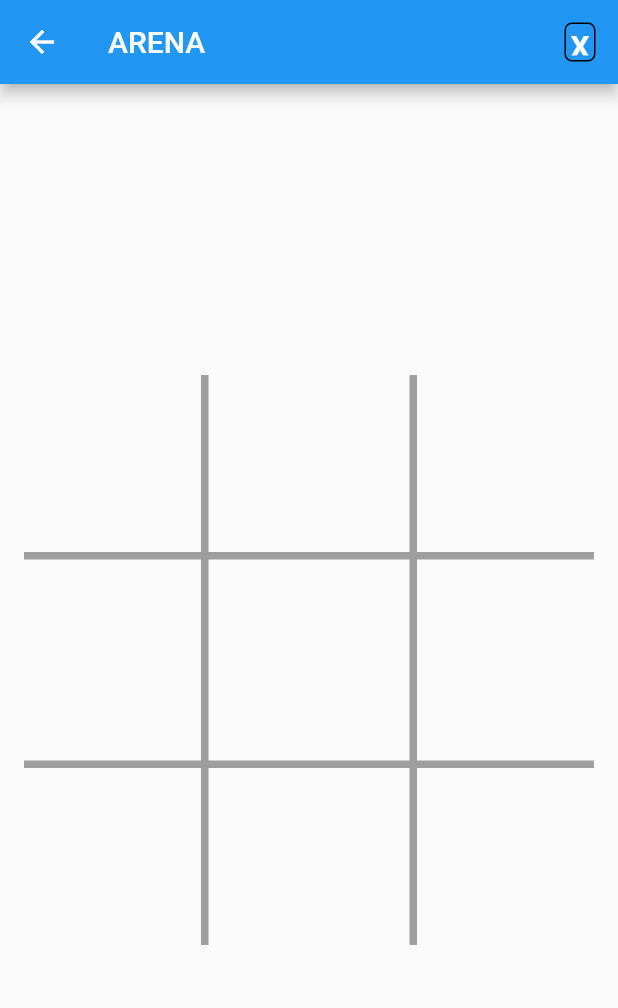
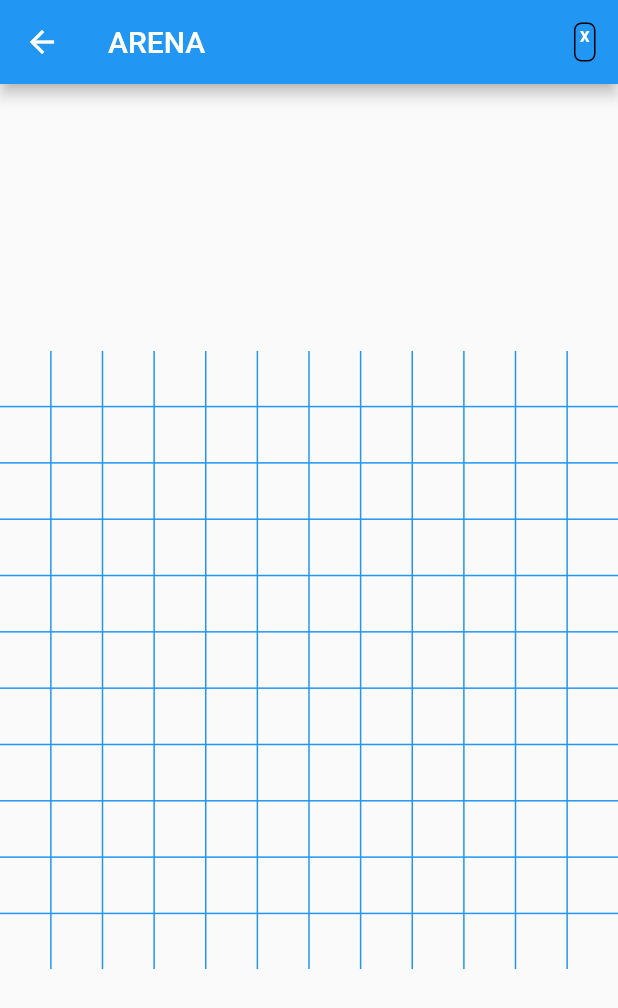
Before and after one commit to haipv2/flt_login, a Flutter app: the Game screen opened by its route, on a phone screen of 412 x 824 dp. Shown: the top 1008 px of the screen. Run offline on Flutter 3.47's test engine with Material 2 defaults, Android fonts, the phone set to English and light mode, and no system bars; our stand-ins replace cloud_firestore, firebase_auth, firebase_database, firebase_messaging, google_sign_in, rxdart and 1 more; accounts and stored records are empty.

Commit message:
update code 20190507 17:15

```diff
--- a/lib/src/common/common.dart
+++ b/lib/src/common/common.dart
@@ -33,3 +33,5 @@ const CANCEL='cancel';
 const YES='yes';
 const MYPAGE='/mypage';
 const ARENA='/arena';
+
+const GAME_TBL='games_tbl';
--- a/lib/src/ui/game_page.dart
+++ b/lib/src/ui/game_page.dart
@@ -13,7 +13,15 @@ import 'package:shared_preferences/shared_preferences.dart';
 
 class Game extends StatefulWidget {
   final SharedPreferences prefs;
-  Game({Key key, this.title, this.type, this.me, this.gameId, this.withId, this.prefs})
+
+  Game(
+      {Key key,
+      this.title,
+      this.type,
+      this.me,
+      this.gameId,
+      this.withId,
+      this.prefs})
       : super(key: key);
 
   final String title, type, me, gameId, withId;
@@ -26,9 +34,16 @@ class Game extends StatefulWidget {
 class GameState extends State<Game> {
   BuildContext _context;
   List<List<String>> field = [
-    ['', '', ''],
-    ['', '', ''],
-    ['', '', '']
+    ['', '', '', '', '', '', '', '', '', ''],
+    ['', '', '', '', '', '', '', '', '', ''],
+    ['', '', '', '', '', '', '', '', '', ''],
+    ['', '', '', '', '', '', '', '', '', ''],
+    ['', '', '', '', '', '', '', '', '', ''],
+    ['', '', '', '', '', '', '', '', '', ''],
+    ['', '', '', '', '', '', '', '', '', ''],
+    ['', '', '', '', '', '', '', '', '', ''],
+    ['', '', '', '', '', '', '', '', '', ''],
+    ['', '', '', '', '', '', '', '', '', ''],
   ];
   AI ai;
   String playerChar = 'X', aiChar = 'O';
@@ -47,7 +62,7 @@ class GameState extends State<Game> {
 
       FirebaseDatabase.instance
           .reference()
-          .child('games')
+          .child(GAME_TBL)
           .child(gameId)
           .onChildAdded
           .listen((Event event) {
@@ -106,7 +121,7 @@ class GameState extends State<Game> {
                   child: Text(
                     'X',
                     style:
-                        TextStyle(fontSize: 20.0, fontWeight: FontWeight.bold),
+                        TextStyle(fontSize: 10.0, fontWeight: FontWeight.bold),
                   ),
                 ),
               ),
@@ -121,6 +136,9 @@ class GameState extends State<Game> {
     );
   }
 
+  ///
+  /// build line
+  ///
   Widget buildGrid() => AspectRatio(
       aspectRatio: 1.0,
       child: Stack(
@@ -128,8 +146,25 @@ class GameState extends State<Game> {
           Column(mainAxisAlignment: MainAxisAlignment.spaceEvenly, children: [
             buildHorizontalLine,
             buildHorizontalLine,
+            buildHorizontalLine,
+            buildHorizontalLine,
+            buildHorizontalLine,
+            buildHorizontalLine,
+            buildHorizontalLine,
+            buildHorizontalLine,
+            buildHorizontalLine,
+            buildHorizontalLine,
           ]),
           Row(mainAxisAlignment: MainAxisAlignment.spaceEvenly, children: [
+            buildVerticalLine,
+            buildVerticalLine,
+            buildVerticalLine,
+            buildVerticalLine,
+            buildVerticalLine,
+            buildVerticalLine,
+            buildVerticalLine,
+            buildVerticalLine,
+            buildVerticalLine,
             buildVerticalLine,
             buildVerticalLine,
           ])
@@ -137,15 +172,18 @@ class GameState extends State<Game> {
       ));
 
   Container get buildVerticalLine => Container(
-      margin: EdgeInsets.only(top: 16.0, bottom: 16.0),
-      color: Colors.grey,
-      width: 5.0);
+//      margin: EdgeInsets.only(top: 1.0, bottom: 1.0),
+      color: Colors.blue,
+      width: 1.0);
 
   Container get buildHorizontalLine => Container(
-      margin: EdgeInsets.only(left: 16.0, right: 16.0),
-      color: Colors.grey,
-      height: 5.0);
+//      margin: EdgeInsets.only(left: 16.0, right: 16.0),
+      color: Colors.blue,
+      height: 1.0);
 
+  ///
+  /// build field.
+  ///
   Widget buildField() => AspectRatio(
       aspectRatio: 1.0,
       child:
@@ -157,6 +195,13 @@ class GameState extends State<Game> {
               buildCell(0, 0),
               buildCell(0, 1),
               buildCell(0, 2),
+              buildCell(0, 3),
+              buildCell(0, 4),
+              buildCell(0, 5),
+              buildCell(0, 6),
+              buildCell(0, 7),
+              buildCell(0, 8),
+              buildCell(0, 9),
             ])),
         Expanded(
             child: Row(
@@ -165,6 +210,13 @@ class GameState extends State<Game> {
               buildCell(1, 0),
               buildCell(1, 1),
               buildCell(1, 2),
+              buildCell(1, 3),
+              buildCell(1, 4),
+              buildCell(1, 5),
+              buildCell(1, 6),
+              buildCell(1, 7),
+              buildCell(1, 8),
+              buildCell(1, 9),
             ])),
         Expanded(
             child: Row(
@@ -173,7 +225,119 @@ class GameState extends State<Game> {
               buildCell(2, 0),
               buildCell(2, 1),
               buildCell(2, 2),
-            ]))
+              buildCell(2, 3),
+              buildCell(2, 4),
+              buildCell(2, 5),
+              buildCell(2, 6),
+              buildCell(2, 7),
+              buildCell(2, 8),
+              buildCell(2, 9),
+            ])),
+        Expanded(
+            child: Row(
+                mainAxisAlignment: MainAxisAlignment.spaceEvenly,
+                children: [
+              buildCell(3, 0),
+              buildCell(3, 1),
+              buildCell(3, 2),
+              buildCell(3, 3),
+              buildCell(3, 4),
+              buildCell(3, 5),
+              buildCell(3, 6),
+              buildCell(3, 7),
+              buildCell(3, 8),
+              buildCell(3, 9),
+            ])),
+        Expanded(
+            child: Row(
+                mainAxisAlignment: MainAxisAlignment.spaceEvenly,
+                children: [
+              buildCell(4, 0),
+              buildCell(4, 1),
+              buildCell(4, 2),
+              buildCell(4, 3),
+              buildCell(4, 4),
+              buildCell(4, 5),
+              buildCell(4, 6),
+              buildCell(4, 7),
+              buildCell(4, 8),
+              buildCell(4, 9),
+            ])),
+        Expanded(
+            child: Row(
+                mainAxisAlignment: MainAxisAlignment.spaceEvenly,
+                children: [
+              buildCell(5, 0),
+              buildCell(5, 1),
+              buildCell(5, 2),
+              buildCell(5, 3),
+              buildCell(5, 4),
+              buildCell(5, 5),
+              buildCell(5, 6),
+              buildCell(5, 7),
+              buildCell(5, 8),
+              buildCell(5, 9),
+            ])),
+        Expanded(
+            child: Row(
+                mainAxisAlignment: MainAxisAlignment.spaceEvenly,
+                children: [
+              buildCell(6, 0),
+              buildCell(6, 1),
+              buildCell(6, 2),
+              buildCell(6, 3),
+              buildCell(6, 4),
+              buildCell(6, 5),
+              buildCell(6, 6),
+              buildCell(6, 7),
+              buildCell(6, 8),
+              buildCell(6, 9),
+            ])),
+        Expanded(
+            child: Row(
+                mainAxisAlignment: MainAxisAlignment.spaceEvenly,
+                children: [
+              buildCell(7, 0),
+              buildCell(7, 1),
+              buildCell(7, 2),
+              buildCell(7, 3),
+              buildCell(7, 4),
+              buildCell(7, 5),
+              buildCell(7, 6),
+              buildCell(7, 7),
+              buildCell(7, 8),
+              buildCell(7, 9),
+            ])),
+        Expanded(
+            child: Row(
+                mainAxisAlignment: MainAxisAlignment.spaceEvenly,
+                children: [
+              buildCell(8, 0),
+              buildCell(8, 1),
+              buildCell(8, 2),
+              buildCell(8, 3),
+              buildCell(8, 4),
+              buildCell(8, 5),
+              buildCell(8, 6),
+              buildCell(8, 7),
+              buildCell(8, 8),
+              buildCell(8, 9),
+            ])),
+        Expanded(
+            child: Row(
+                mainAxisAlignment: MainAxisAlignment.spaceEvenly,
+                children: [
+              buildCell(9, 0),
+              buildCell(9, 1),
+              buildCell(9, 2),
+              buildCell(9, 3),
+              buildCell(9, 4),
+              buildCell(9, 5),
+              buildCell(9, 6),
+              buildCell(9, 7),
+              buildCell(9, 8),
+              buildCell(9, 9),
+            ])),
       ]));
 
   Widget buildCell(int row, int column) => AspectRatio(
@@ -196,9 +360,9 @@ class GameState extends State<Game> {
     var cell = field[row][column];
     if (cell.isNotEmpty) {
       if (cell == 'X') {
-        return Container(padding: EdgeInsets.all(24.0), child: Cross());
+        return Container(padding: EdgeInsets.all(1.0), child: Cross());
       } else {
-        return Container(padding: EdgeInsets.all(24.0), child: Circle());
+        return Container(padding: EdgeInsets.all(1.0), child: Circle());
       }
     } else {
       return null;
@@ -216,7 +380,7 @@ class GameState extends State<Game> {
     if (type != null && type == 'wifi') {
       FirebaseDatabase.instance
           .reference()
-          .child('games')
+          .child(GAME_TBL)
           .child(gameId)
           .child('${row}_${column}')
           .set(me);
@@ -284,9 +448,16 @@ class GameState extends State<Game> {
                 setState(() {
                   victory = null;
                   field = [
-                    ['', '', ''],
-                    ['', '', ''],
-                    ['', '', '']
+                    ['', '', '', '', '', '', '', '', '', ''],
+                    ['', '', '', '', '', '', '', '', '', ''],
+                    ['', '', '', '', '', '', '', '', '', ''],
+                    ['', '', '', '', '', '', '', '', '', ''],
+                    ['', '', '', '', '', '', '', '', '', ''],
+                    ['', '', '', '', '', '', '', '', '', ''],
+                    ['', '', '', '', '', '', '', '', '', ''],
+                    ['', '', '', '', '', '', '', '', '', ''],
+                    ['', '', '', '', '', '', '', '', '', ''],
+                    ['', '', '', '', '', '', '', '', '', ''],
                   ];
                   playersTurn = true;
                 });
@@ -301,13 +472,13 @@ class GameState extends State<Game> {
   void restart() async {
     await FirebaseDatabase.instance
         .reference()
-        .child('games')
+        .child(GAME_TBL)
         .child(gameId)
         .set(null);
 
     await FirebaseDatabase.instance
         .reference()
-        .child('games')
+        .child(GAME_TBL)
         .child(gameId)
         .child('restart')
         .set(true);
@@ -320,9 +491,16 @@ class GameState extends State<Game> {
   void cleanUp() {
     victory = null;
     field = [
-      ['', '', ''],
-      ['', '', ''],
-      ['', '', '']
+      ['', '', '', '', '', '', '', '', '', ''],
+      ['', '', '', '', '', '', '', '', '', ''],
+      ['', '', '', '', '', '', '', '', '', ''],
+      ['', '', '', '', '', '', '', '', '', ''],
+      ['', '', '', '', '', '', '', '', '', ''],
+      ['', '', '', '', '', '', '', '', '', ''],
+      ['', '', '', '', '', '', '', '', '', ''],
+      ['', '', '', '', '', '', '', '', '', ''],
+      ['', '', '', '', '', '', '', '', '', ''],
+      ['', '', '', '', '', '', '', '', '', ''],
     ];
     playersTurn = me == 'X';
     String text = playersTurn ? 'Your turn' : 'Opponent\'s turn';
--- a/lib/src/ui/shape/circle/circle_painter.dart
+++ b/lib/src/ui/shape/circle/circle_painter.dart
@@ -7,8 +7,8 @@ class CirclePainter extends CustomPainter {
 
   CirclePainter(this._fraction) {
     _paint = Paint()
-      ..color = Colors.orange
-      ..strokeWidth = 10.0
+      ..color = Colors.red
+      ..strokeWidth = 2.0
       ..style = PaintingStyle.stroke
       ..strokeCap = StrokeCap.round;
   }
--- a/lib/src/ui/shape/cross/cross_painter.dart
+++ b/lib/src/ui/shape/cross/cross_painter.dart
@@ -6,8 +6,8 @@ class CrossPainter extends CustomPainter {
 
   CrossPainter(this._fraction) {
     _paint = Paint()
-      ..color = Colors.blue
-      ..strokeWidth = 10.0
+      ..color = Colors.green
+      ..strokeWidth = 2.0
       ..strokeCap = StrokeCap.round;
   }
 
--- a/lib/src/ui/user_list_page.dart
+++ b/lib/src/ui/user_list_page.dart
@@ -95,7 +95,7 @@ class _UserListState extends State<UserList> {
     String gameId = '$userId-${user.userId}';
     FirebaseDatabase.instance
         .reference()
-        .child('games')
+        .child(GAME_TBL)
         .child(gameId)
         .set(null);
     http.Response response = await http.get(dataURL);
--- a/lib/src/ui/victory_line.dart
+++ b/lib/src/ui/victory_line.dart
@@ -16,7 +16,7 @@ class VictoryLine extends CustomPainter {
     this._victory = victory;
     _paint = Paint();
     _paint.color = Colors.deepOrange;
-    _paint.strokeWidth = 10.0;
+    _paint.strokeWidth = 5.0;
     _paint.strokeCap = StrokeCap.round;
   }
 
```
